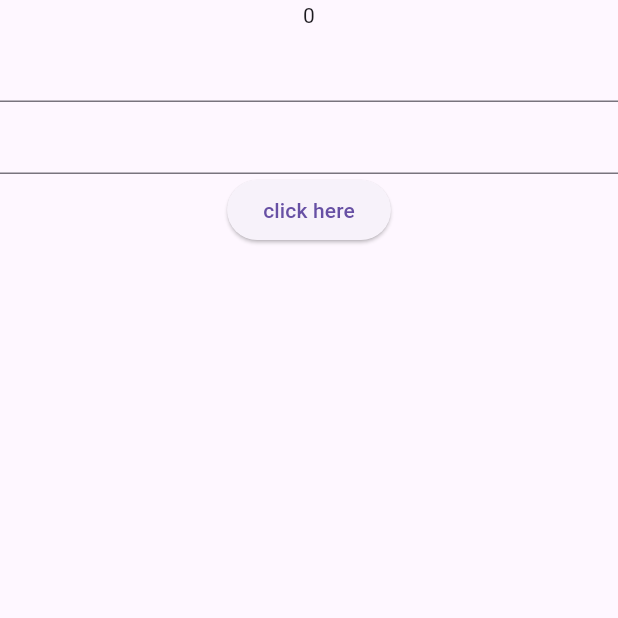
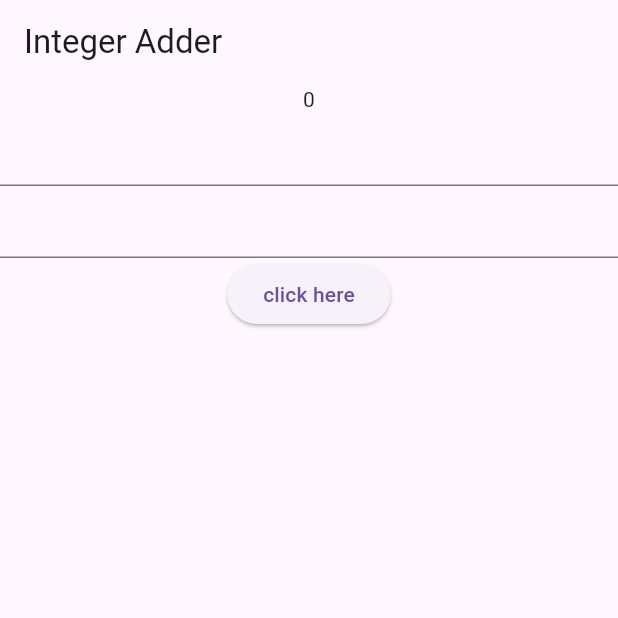
Before and after one commit to Ayishamarva7998/Provider_integer_adding, a Flutter app: the screen it shows after launch, on a phone screen of 412 x 824 dp, the top half of it. Run offline on Flutter 3.47's test engine with Material 3 defaults, Android fonts, the phone set to English and light mode, and no system bars.

Commit message:
successfully completed

```diff
--- a/lib/views/home.dart
+++ b/lib/views/home.dart
@@ -9,6 +9,7 @@ class home extends StatelessWidget {
   Widget build(BuildContext context) {
     final add = Provider.of<provider>(context,listen: false);
     return Scaffold(
+      appBar: AppBar(title: Text('Integer Adder'),),
       body: Column(
         children: [
           Consumer<provider>(builder:(context, value, child) =>  Text(
```
